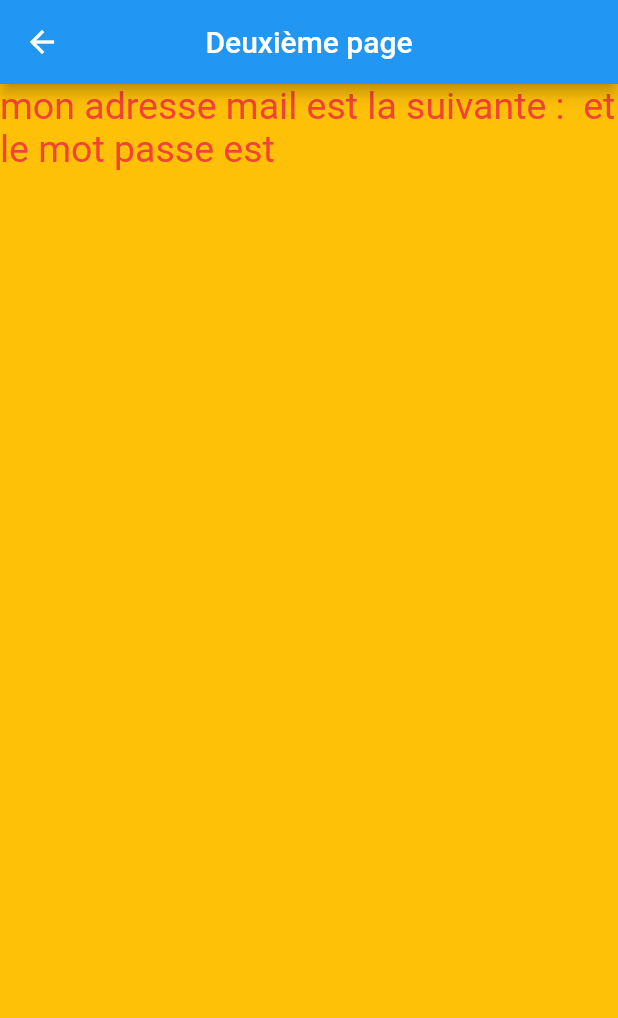
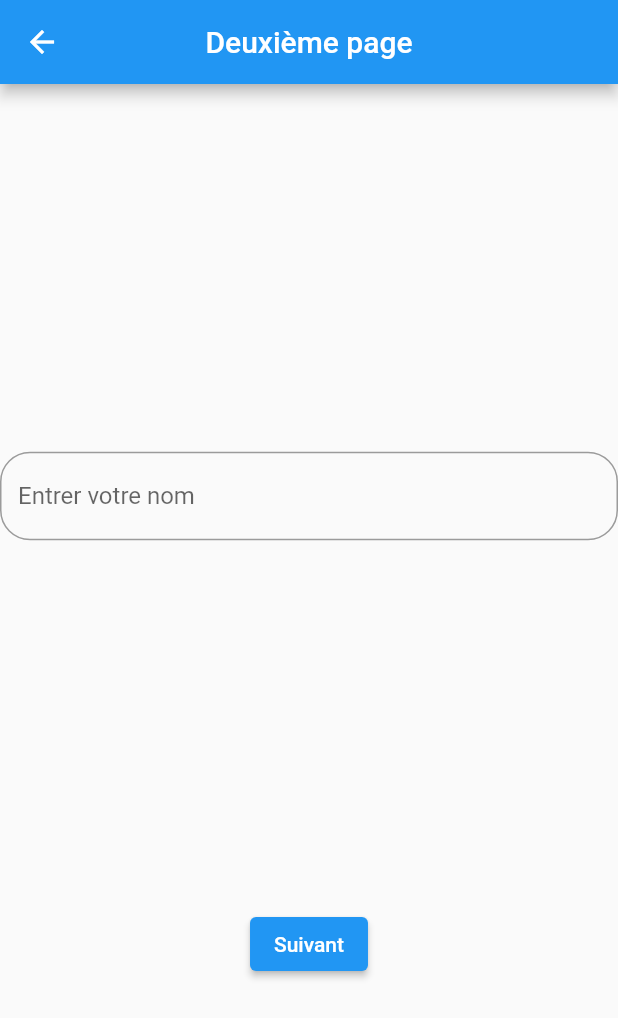
Before and after one commit to ackwrit/b3firstapplication, a Flutter app: the Retour screen opened directly with empty values, on a phone screen of 412 x 824 dp. Shown: the top 1018 px of the screen. Run offline on Flutter 3.47's test engine with Material 2 defaults, Android fonts, the phone set to English and light mode, and no system bars; our stand-ins replace firebase_core, firebase_storage; accounts and stored records are empty.

```diff
--- a/lib/helper/firestore_helper.dart
+++ b/lib/helper/firestore_helper.dart
@@ -19,9 +19,12 @@ register(String mail, String password,String nom,String prenom) async{
   var result = await FirebaseAuth.instance.createUserWithEmailAndPassword(email: mail, password: password);
   User user = result.user!;
   String uid = user.uid;
+
   Map <String,dynamic> map ={
     "nom": nom,
     "prenom":prenom
+
+
   };
   addUser(map,uid);
 }
--- a/lib/main.dart
+++ b/lib/main.dart
@@ -57,7 +57,7 @@ class _MyHomePageState extends State<MyHomePage> {
   bool valeur= true;
   String message="Bienvenue";
   String passcode="";
-  late String? email;
+  String email = "";
   List tableau = ["Valeur","coucou","Je m'appelle","coucou","Je m'appelle","coucou","Je m'appelle","coucou","Je m'appelle","coucou","Je m'appelle"];
 
 
@@ -137,7 +137,7 @@ class _MyHomePageState extends State<MyHomePage> {
               print("appuyer");
               Navigator.push(context, MaterialPageRoute(
                   builder: (BuildContext context){
-                    return Retour(mail:email!,password: passcode,);
+                    return Retour(mail:email,password: passcode,);
                   }
               ));
             },
@@ -148,7 +148,12 @@ class _MyHomePageState extends State<MyHomePage> {
           ElevatedButton(
 
             onPressed: (){
-              Firestorehelper().register(email!, passcode, 'Dissingar', 'Djino');
+              //Firestorehelper().register(email!, passcode, 'quartz', 'alan');
+              Navigator.push(context, MaterialPageRoute(
+                  builder: (BuildContext context){
+                    return Retour(mail: email, password: passcode);
+                  }
+              ));
 
             },
             child: const Text('Inscription'),
--- a/lib/retour.dart
+++ b/lib/retour.dart
@@ -14,6 +14,11 @@ class Retour extends StatefulWidget{
 
 
 class RetourState extends State<Retour>{
+  PageController controller = PageController(initialPage: 0);
+  String nom = "";
+  String prenom = "";
+  var imageProfil;
+  var dateNaissance;
   @override
   Widget build(BuildContext context) {
     // TODO: implement build
@@ -22,13 +27,86 @@ class RetourState extends State<Retour>{
         title: const Text('Deuxième page'),
         centerTitle: true,
       ),
-      body: Text("mon adresse mail est la suivante : ${widget.mail} et le mot passe est ${widget.password}",
-        style: const TextStyle(
-            color: Colors.red,
-          fontSize: 25
+      body: bodyPage(),
+
+    );
+  }
+
+
+
+  Widget bodyPage(){
+    return Column(
+      children: [
+        Container(
+          height: MediaQuery.of(context).size.height/1.5,
+          width: MediaQuery.of(context).size.width,
+          child: PageView(
+            controller: controller,
+            children: [
+              Center(
+                child:  recuperNom(),
+              ),
+              Center(
+                child: recuperPrenom(),
+              ),
+
+
+              Text("Afficher date de naissance"),
+              Text("Afficher image"),
+
+            ],
+
+          ),
+
         ),
+
+
+        ElevatedButton(
+            onPressed: (){
+              print("élement suivant");
+            },
+            child: const Text('Suivant')
+        )
+      ],
+    );
+  }
+
+
+
+  Widget recuperNom(){
+    return TextField(
+      decoration: InputDecoration(
+        hintText: 'Entrer votre nom',
+        border: OutlineInputBorder(
+          borderRadius: BorderRadius.circular(20),
+        )
       ),
-      backgroundColor: Colors.amber
+      onChanged: (text){
+        setState(() {
+          nom = text;
+        });
+      },
+
+    );
+  }
+
+
+
+
+  Widget recuperPrenom(){
+    return TextField(
+      decoration: InputDecoration(
+          hintText: 'Entrer votre prénom',
+          border: OutlineInputBorder(
+            borderRadius: BorderRadius.circular(20),
+          )
+      ),
+      onChanged: (text){
+        setState(() {
+          nom = text;
+        });
+      },
+
     );
   }
 
```
